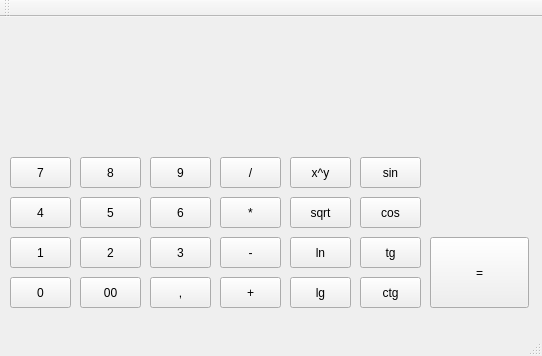
First picture: the form in mainwindow.ui, repository RushBush/Calculator, before the edit.
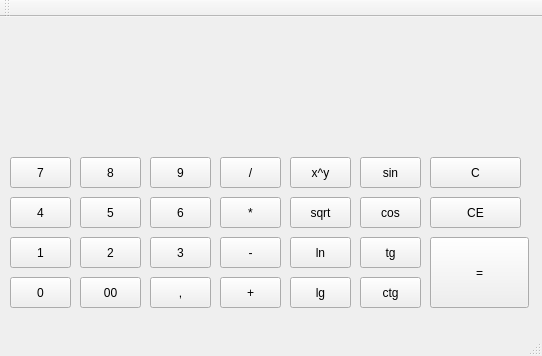
Second picture: the form after the edit.

Commit message: Add buttons for clean and calculate

Patch:
```diff
--- a/mainwindow.ui
+++ b/mainwindow.ui
@@ -339,6 +339,32 @@
      <string>=</string>
     </property>
    </widget>
+   <widget class="QPushButton" name="pushButton_26">
+    <property name="geometry">
+     <rect>
+      <x>430</x>
+      <y>140</y>
+      <width>91</width>
+      <height>31</height>
+     </rect>
+    </property>
+    <property name="text">
+     <string>C</string>
+    </property>
+   </widget>
+   <widget class="QPushButton" name="pushButton_27">
+    <property name="geometry">
+     <rect>
+      <x>430</x>
+      <y>180</y>
+      <width>91</width>
+      <height>31</height>
+     </rect>
+    </property>
+    <property name="text">
+     <string>CE</string>
+    </property>
+   </widget>
   </widget>
   <widget class="QMenuBar" name="menuBar">
    <property name="geometry">
```
